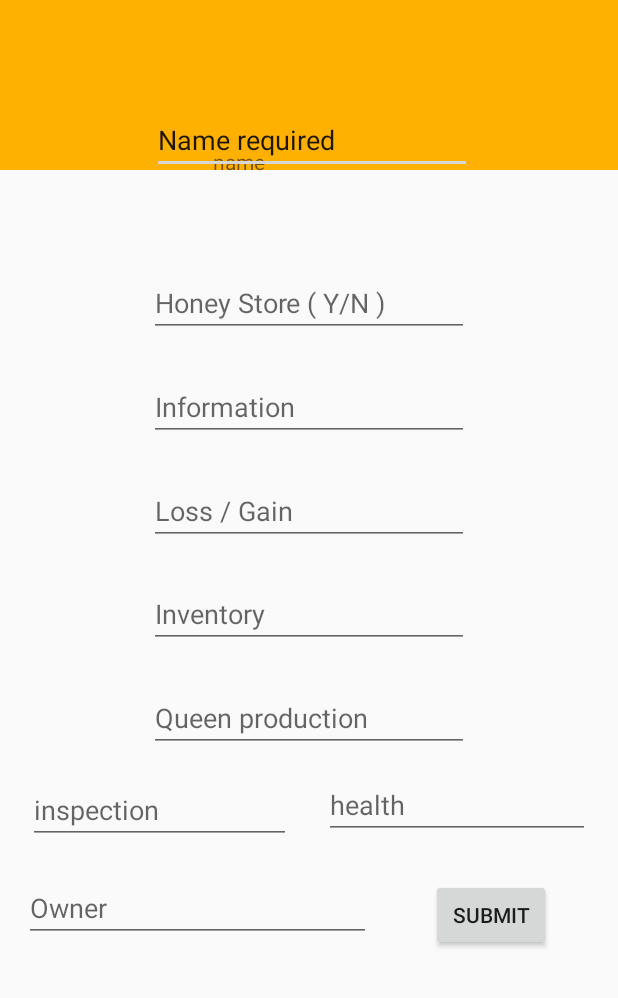
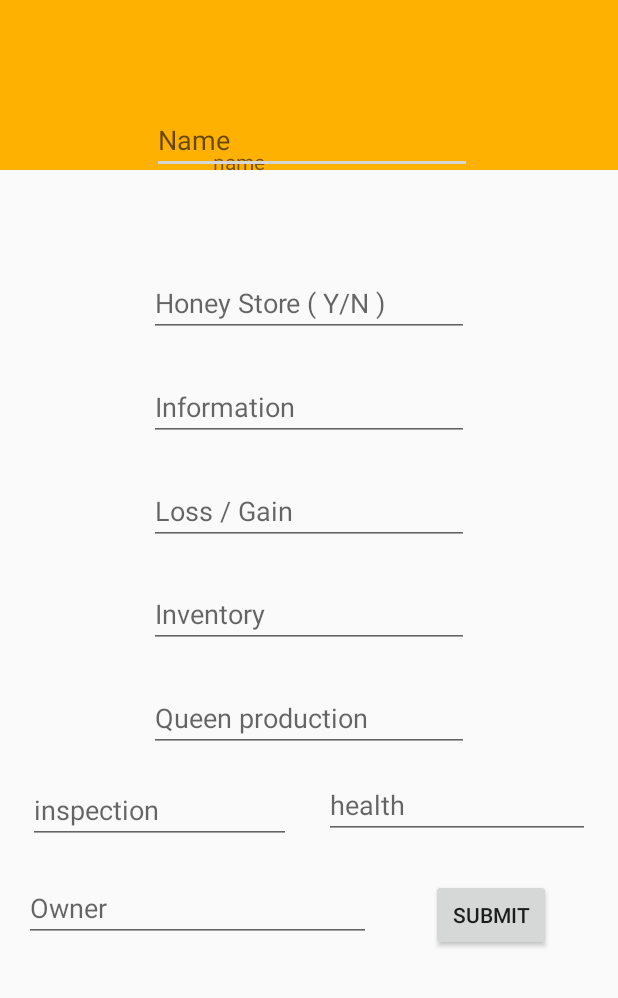
Before and after one commit to KyleKim107/CS506_Warm_Up_app, an Android app: the Add_Hive screen opened directly, with no data from a screen before it, on a phone screen of 412 x 824 dp, the part 238-1236 px from its top. Run offline under Robolectric (Android 15) with nearby library versions, the phone set to English and light mode, and no system bars; our stand-ins replace Firebase (no records; nobody signed in at launch, a user with empty details on screens opened directly); Roboto replaces fonts that are not available here.

Commit message:
The form requires filling all of the blacks out when the user tries to add a hive

```diff
--- a/app/src/main/res/layout/activity_add__hive.xml
+++ b/app/src/main/res/layout/activity_add__hive.xml
@@ -60,8 +60,8 @@
         android:layout_marginEnd="97dp"
         android:layout_marginRight="97dp"
         android:ems="10"
+        android:hint="Name"
         android:inputType="textPersonName"
-        android:text="Name required"
         app:layout_constraintBottom_toTopOf="@+id/editText5"
         app:layout_constraintEnd_toEndOf="parent"
         app:layout_constraintStart_toStartOf="parent"
```
Also changed, not shown: app/src/main/java/com/example/badgerhivemanagementsystem/Add_Hive.java (+15 -3 lines).
